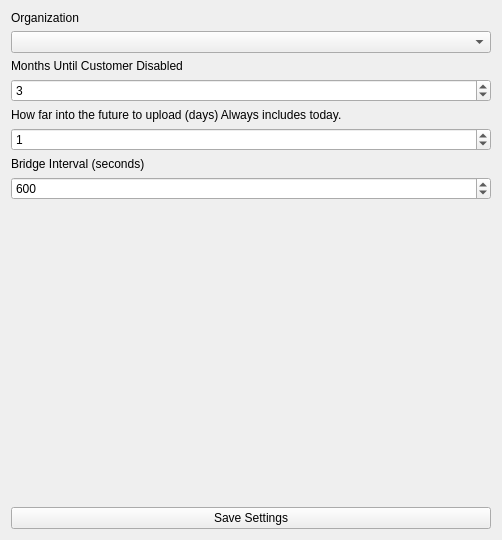
Above: Bridge/bridgeconfigwidget.ui from ademarest/GreenmileBridge before the change. Below: the same form after it.
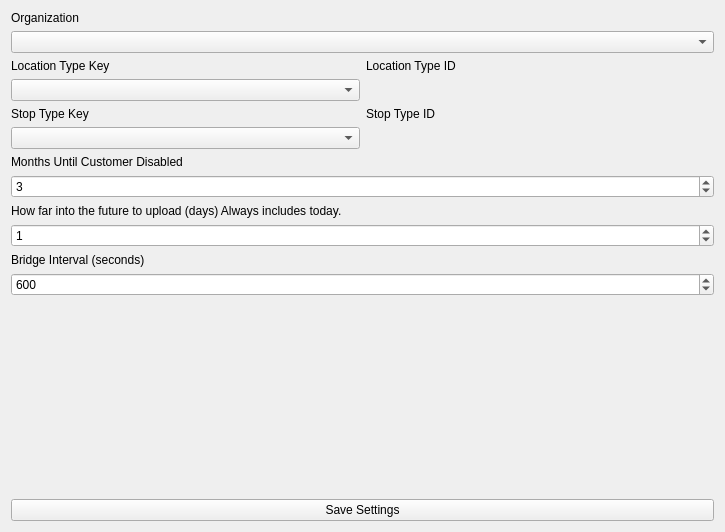
That is the form after the change.

Commit message: DEVEL: Able to apply LocationType and StopType

```diff
--- a/Bridge/bridgeconfigwidget.ui
+++ b/Bridge/bridgeconfigwidget.ui
@@ -6,35 +6,36 @@
    <rect>
     <x>0</x>
     <y>0</y>
-    <width>502</width>
-    <height>540</height>
+    <width>725</width>
+    <height>532</height>
    </rect>
   </property>
   <property name="windowTitle">
    <string>Form</string>
   </property>
   <layout class="QGridLayout" name="gridLayout">
-   <item row="10" column="0" colspan="2">
+   <item row="6" column="0" colspan="2">
+    <widget class="QLabel" name="monthsUntilCustomerDisabledLabel">
+     <property name="text">
+      <string>Months Until Customer Disabled</string>
+     </property>
+    </widget>
+   </item>
+   <item row="0" column="0" colspan="2">
+    <widget class="QLabel" name="organizationLabel">
+     <property name="text">
+      <string>Organization</string>
+     </property>
+    </widget>
+   </item>
+   <item row="14" column="0" colspan="2">
     <widget class="QPushButton" name="saveSettingsPushButton">
      <property name="text">
       <string>Save Settings</string>
      </property>
     </widget>
    </item>
-   <item row="7" column="0" colspan="2">
-    <widget class="QSpinBox" name="bridgeIntervalSpinBox">
-     <property name="minimum">
-      <number>1</number>
-     </property>
-     <property name="maximum">
-      <number>3600</number>
-     </property>
-     <property name="value">
-      <number>600</number>
-     </property>
-    </widget>
-   </item>
-   <item row="5" column="0" colspan="2">
+   <item row="9" column="0" colspan="2">
     <widget class="QSpinBox" name="daysToUploadSpinBox">
      <property name="minimum">
       <number>0</number>
@@ -47,41 +48,27 @@
      </property>
     </widget>
    </item>
-   <item row="3" column="0" colspan="2">
-    <widget class="QSpinBox" name="monthsUntilCustDisabledSpinBox">
+   <item row="2" column="0">
+    <widget class="QLabel" name="locationTypeLabel">
+     <property name="text">
+      <string>Location Type Key</string>
+     </property>
+    </widget>
+   </item>
+   <item row="11" column="0" colspan="2">
+    <widget class="QSpinBox" name="bridgeIntervalSpinBox">
      <property name="minimum">
       <number>1</number>
      </property>
+     <property name="maximum">
+      <number>3600</number>
+     </property>
      <property name="value">
-      <number>3</number>
+      <number>600</number>
      </property>
     </widget>
    </item>
-   <item row="1" column="0" colspan="2">
-    <widget class="QComboBox" name="organizationComboBox"/>
-   </item>
-   <item row="2" column="0" colspan="2">
-    <widget class="QLabel" name="monthsUntilCustomerDisabledLabel">
-     <property name="text">
-      <string>Months Until Customer Disabled</string>
-     </property>
-    </widget>
-   </item>
-   <item row="4" column="0" colspan="2">
-    <widget class="QLabel" name="daysToUploadLabel">
-     <property name="text">
-      <string>How far into the future to upload (days) Always includes today.</string>
-     </property>
-    </widget>
-   </item>
-   <item row="6" column="0" colspan="2">
-    <widget class="QLabel" name="bridgeIntervalLabel">
-     <property name="text">
-      <string>Bridge Interval (seconds)</string>
-     </property>
-    </widget>
-   </item>
-   <item row="8" column="0" colspan="2">
+   <item row="12" column="0" colspan="2">
     <spacer name="verticalSpacer">
      <property name="orientation">
       <enum>Qt::Vertical</enum>
@@ -94,10 +81,71 @@
      </property>
     </spacer>
    </item>
-   <item row="0" column="0" colspan="2">
-    <widget class="QLabel" name="organizationLabel">
+   <item row="7" column="0" colspan="2">
+    <widget class="QSpinBox" name="monthsUntilCustDisabledSpinBox">
+     <property name="minimum">
+      <number>1</number>
+     </property>
+     <property name="value">
+      <number>3</number>
+     </property>
+    </widget>
+   </item>
+   <item row="10" column="0" colspan="2">
+    <widget class="QLabel" name="bridgeIntervalLabel">
      <property name="text">
-      <string>Organization</string>
+      <string>Bridge Interval (seconds)</string>
+     </property>
+    </widget>
+   </item>
+   <item row="1" column="0" colspan="2">
+    <widget class="QComboBox" name="organizationComboBox"/>
+   </item>
+   <item row="8" column="0" colspan="2">
+    <widget class="QLabel" name="daysToUploadLabel">
+     <property name="text">
+      <string>How far into the future to upload (days) Always includes today.</string>
+     </property>
+    </widget>
+   </item>
+   <item row="4" column="0">
+    <widget class="QLabel" name="stopTypeLabel">
+     <property name="text">
+      <string>Stop Type Key</string>
+     </property>
+    </widget>
+   </item>
+   <item row="3" column="0">
+    <widget class="QComboBox" name="locationTypeComboBox"/>
+   </item>
+   <item row="5" column="0">
+    <widget class="QComboBox" name="stopTypeComboBox"/>
+   </item>
+   <item row="3" column="1">
+    <widget class="QLabel" name="locationTypeIDDisplayLabel">
+     <property name="text">
+      <string/>
+     </property>
+    </widget>
+   </item>
+   <item row="5" column="1">
+    <widget class="QLabel" name="stopTypeIDDisplayLabel">
+     <property name="text">
+      <string/>
+     </property>
+    </widget>
+   </item>
+   <item row="2" column="1">
+    <widget class="QLabel" name="locationTypeIDLabel">
+     <property name="text">
+      <string>Location Type ID</string>
+     </property>
+    </widget>
+   </item>
+   <item row="4" column="1">
+    <widget class="QLabel" name="stopyTypeIDLabel">
+     <property name="text">
+      <string>Stop Type ID</string>
      </property>
     </widget>
    </item>
```
Left out of the diff: 2 changed lines with no effect on the pictures. The commit also changes 9 other files.
